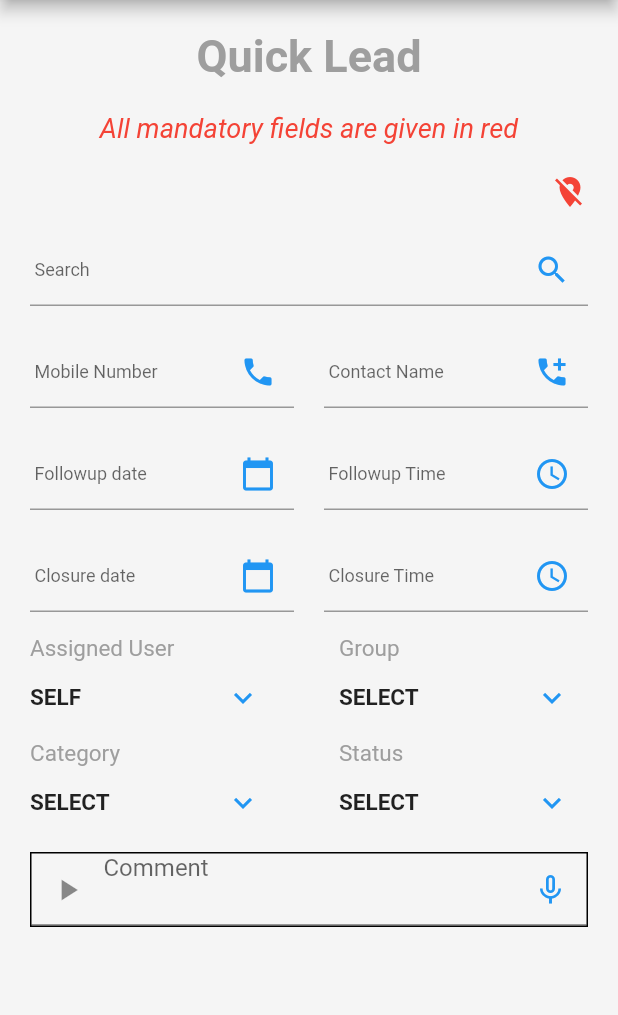
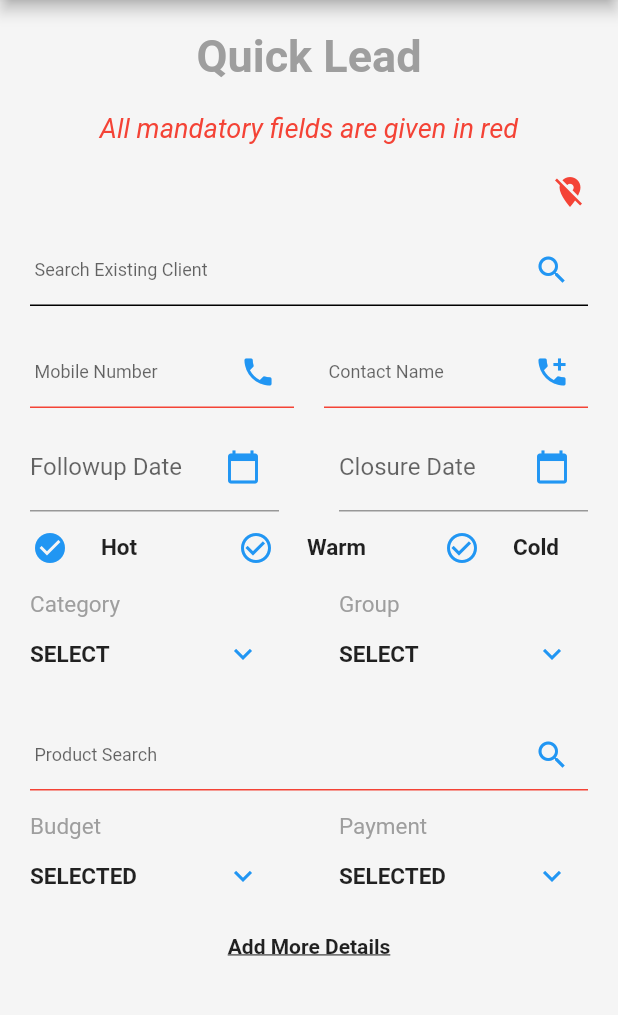
Before and after one commit to ani10sk/Kings-Lab-Project, a Flutter app: the QuickLead screen opened by its route, on a phone screen of 412 x 824 dp, the part 84-1099 px from its top. Run offline on Flutter 3.47's test engine with Material 2 defaults, Android fonts, the phone set to English and light mode, and no system bars; our stand-ins replace audioplayers, permission_handler, shared_preferences; missing offline and left inert: audio_recorder, call_log; accounts and stored records are empty.

Commit message:
Sixth Commit

```diff
--- a/lib/screens/detaillead.dart
+++ b/lib/screens/detaillead.dart
@@ -222,6 +222,7 @@ class AddNew extends StatelessWidget{
             icon:Icon(typeOfUser==value?Icons.check_circle:Icons.check_circle_outline,color:Colors.blue),
             onPressed:funct
           ),
+          icon==null?SizedBox():
           Icon(icon,color:color),
           Container(
             margin:EdgeInsets.fromLTRB(10,0,0,0),
--- a/lib/screens/quicklead.dart
+++ b/lib/screens/quicklead.dart
@@ -3,6 +3,7 @@ import 'package:permission_handler/permission_handler.dart';
 import 'package:audio_recorder/audio_recorder.dart';
 import 'package:audioplayers/audioplayers.dart';
 import '../widgets/ddown.dart';
+import '../widgets/date.dart';
 
 class QuickLead extends StatefulWidget{
   static const rout='quicklead';
@@ -11,30 +12,40 @@ class QuickLead extends StatefulWidget{
 }
 
 class _QuickLeadState extends State<QuickLead> {
+  //Variables
   String assignedUser='SELF';
   String category='SELECT';
   String group='SELECT';
   String status='SELECT';
+  String budget='SELECTED';
+  String payment='SELECTED';
+  String branch='SELECTED';
+  String region='SELECTED';
+  int expbranch=0;
+  int expregion=0;
+  int expquicklead=0;
+  int exppayment=0;
+  int expbudget=0;
   int expAssignedUser=0;
   int expCategory=0;
   int expGroup=0;
   int expStatus=0;
+  int typeofuser=0;
+  void changeusercir(val){
+    setState(() {
+      typeofuser=val;
+    });
+  }
   @override
   void initState(){
     getper();
     super.initState();
   }
-
+  //Functions
   void changeuser(String user){
     setState(() {
       assignedUser=user;
       expAssignedUser=0;
-    });
-  }
-
-  void expuser(){
-    setState(() {
-      expAssignedUser==0?expAssignedUser=1:expAssignedUser=0;
     });
   }
 
@@ -48,6 +59,12 @@ class _QuickLeadState extends State<QuickLead> {
   void expagroup(){
     setState(() {
       expGroup==0?expGroup=1:expGroup=0;
+    });
+  }
+
+  void expuser(){
+    setState(() {
+      expAssignedUser==0?expAssignedUser=1:expAssignedUser=0;
     });
   }
 
@@ -76,6 +93,59 @@ class _QuickLeadState extends State<QuickLead> {
       expStatus=0;
     });
   }
+
+  void changeBudg(String stat){
+    setState(() {
+      budget=stat;
+      expbudget=0;
+    });
+  }
+
+  void expbudg(){
+    setState(() {
+      expbudget==0?expbudget=1:expbudget=0;
+    });
+  }
+
+  void changePayment(String stat){
+    setState(() {
+      payment=stat;
+      exppayment=0;
+    });
+  }
+
+  void exppay(){
+    setState(() {
+      exppayment==0?exppayment=1:exppayment=0;
+    });
+  }
+
+  void changebranch(String stat){
+    setState(() {
+      branch=stat;
+      expbranch=0;
+    });
+  }
+
+  void expbr(){
+    setState(() {
+      expbranch==0?expbranch=1:expbranch=0;
+    });
+  }
+
+  void changereg(String stat){
+    setState(() {
+      region=stat;
+      expregion=0;
+    });
+  }
+
+  void expr(){
+    setState(() {
+      expregion==0?expregion=1:expregion=0;
+    });
+  }
+
 
   var isrecording=false;
 
@@ -131,41 +201,69 @@ class _QuickLeadState extends State<QuickLead> {
               width:wd,margin:EdgeInsets.all(20),
               alignment:Alignment.centerRight,
               child:Icon(Icons.location_off,color:Colors.red,),)),
-            Box(20,20,20,10,'','Search',Colors.red,Icons.search),
+            Box(20,20,20,10,'','Search Existing Client',Colors.red,Icons.search,Colors.black),
             Table(
               children:[
                 TableRow(
                   children:[
-                    Box(20,10,10,10,'Phone Number','Mobile Number',Colors.red,Icons.phone),
-                    Box(10,10,20,10,'Contact Name','Contact Name',Colors.black,Icons.add_call)
+                    Box(20,10,10,10,'Phone Number','Mobile Number',Colors.red,Icons.phone,Colors.red),
+                    Box(10,10,20,10,'Contact Name','Contact Name',Colors.black,Icons.add_call,Colors.red),
                   ]
                 ),
                 TableRow(
                   children:[
-                    Box(20,10,10,10,'13-7-2020','Followup date',Colors.red,Icons.calendar_today),
-                    Box(10,10,20,10,'09:00 AM','Followup Time',Colors.red,Icons.access_time)
+                    DatePick('Followup Date'),
+                    DatePick('Closure Date'),
                   ]
                 ),
+              ],
+            ),
+            Table(
+              children:[
                 TableRow(
                   children:[
-                    Box(20,10,10,10,'13-7-2020','Closure date',Colors.red,Icons.calendar_today),
-                    Box(10,10,20,10,'09:00 AM','Closure Time',Colors.red,Icons.access_time)
+                    AddNewData(0,'Hot',null,Colors.orange,changeusercir,(wd-40)/2,typeofuser),
+                    AddNewData(1,'Warm',null,Colors.black,changeusercir,(wd-40)/2,typeofuser),
+                    AddNewData(2,'Cold',null,Colors.black,changeusercir,(wd-40)/2,typeofuser),
                   ]
                 ),
-                TableRow(
+              ]
+            ),
+            Table(
+              children:[
+               TableRow(
                   children:[
-                    Selected('Assigned User', wd,['Sample 1','Sample 2'],assignedUser,expAssignedUser,changeuser,expuser),
+                    Selected('Category', wd,['Sample 1','Sample 2'],category,expCategory,changeCat,expCat),
                     Selected('Group', wd,['Sample 1','Sample 2'],group,expGroup,changegroup,expagroup),
                   ]
                 ),
-                TableRow(
-                  children:[
-                    Selected('Category', wd,['Sample 1','Sample 2'],category,expCategory,changeCat,expCat),
-                    Selected('Status', wd,['Sample 1','Sample 2'],status,expStatus,changeStat,expStatu),
-                  ]
-                )
               ]
             ),
+            Box(20,20,20,10,'','Product Search',Colors.red,Icons.search,Colors.red),
+            Table(
+              children:[
+               TableRow(
+                  children:[
+                    Selected('Budget', wd,['Sample 1','Sample 2'],budget,expbudget,changeBudg,expbudg),
+                    Selected('Payment', wd,['Sample 1','Sample 2'],payment,exppayment,changePayment,exppay),
+                  ]
+                ),
+              ]
+            ),
+            expquicklead==0?
+            FlatButton(
+              onPressed:(){
+                setState(() {
+                  expquicklead=1;
+                });
+              },
+              child:Text(
+                'Add More Details',style:TextStyle(
+                  fontWeight:FontWeight.bold,decoration:TextDecoration.underline
+                )
+              )
+            ):SizedBox(),
+            expquicklead==1?
             Container(
               width:wd-40,
               margin:EdgeInsets.fromLTRB(20,10,20,10),
@@ -199,7 +297,37 @@ class _QuickLeadState extends State<QuickLead> {
                 ),
                 textInputAction:TextInputAction.done,
               )
-            )
+            ):SizedBox(),
+            expquicklead==0?SizedBox():
+            Table(
+              children:[
+                TableRow(
+                  children:[
+                    Selected('Assigned User', wd,['Sample 1','Sample 2'],assignedUser,expAssignedUser,changeuser,expuser),
+                    Box(20,10,10,10,'Enter email id','Email id',Colors.red,Icons.mail,Colors.black),
+                  ]
+                ),
+                TableRow(
+                  children:[
+                    Selected('Branch', wd,['Sample 1','Sample 2'],branch,expbranch,changebranch,expbr),
+                    Selected('Region', wd,['Sample 1','Sample 2'],region,expregion,changereg,expr),
+                  ]
+                ),
+              ],
+            ),
+            expquicklead==1?
+            FlatButton(
+              onPressed:(){
+                setState(() {
+                  expquicklead=0;
+                });
+              },
+              child:Text(
+                'Show Less',style:TextStyle(
+                  fontWeight:FontWeight.bold,decoration:TextDecoration.underline
+                )
+              )
+            ):SizedBox(),
           ]
         )
       ),
@@ -216,6 +344,7 @@ class Box extends StatelessWidget {
   final Color bcolor;
   final String label;
   final IconData d;
+  final Color underline;
 
   Box(
     this.l,
@@ -225,7 +354,8 @@ class Box extends StatelessWidget {
     this.hint,
     this.label,
     this.bcolor,
-    this.d
+    this.d,
+    this.underline
   );
 
   @override
@@ -237,6 +367,9 @@ class Box extends StatelessWidget {
       child:TextField(
         style:TextStyle(fontSize:20),
         decoration:InputDecoration(
+          enabledBorder: UnderlineInputBorder(
+            borderSide: BorderSide(color:underline),
+          ),
           labelText:label,
           hintText:hint,
           labelStyle:TextStyle(fontSize:12),
@@ -249,7 +382,7 @@ class Box extends StatelessWidget {
   }
 }
 
-class Cont extends StatelessWidget {
+class Cont extends StatelessWidget{
 
   final double wd;
   final String cont;
@@ -281,3 +414,49 @@ class Cont extends StatelessWidget {
     );
   }
 }
+
+class AddNewData extends StatelessWidget{
+  final int value;
+  final String cont;
+  final IconData icon;
+  final Color color;
+  final Function funct;
+  final double wd;
+  final int typeOfUser;
+  AddNewData(
+    this.value,
+    this.cont,
+    this.icon,
+    this.color,
+    this.funct,
+    this.wd,
+    this.typeOfUser
+  );
+  @override
+  Widget build(BuildContext context){
+    return SizedBox(
+      width:wd,
+      child:Container(
+        margin:EdgeInsets.fromLTRB(wd/20,0,wd/20,0),
+        child: Row(
+          children:[
+            IconButton(
+              icon:Icon(typeOfUser==value?Icons.check_circle:Icons.check_circle_outline,color:Colors.blue),
+              onPressed:()=>funct(value)
+            ),
+            icon==null?SizedBox():
+            Icon(icon,color:color),
+            Container(
+              margin:EdgeInsets.fromLTRB(10,0,0,0),
+              child:Text(
+                cont,style:TextStyle(
+                  fontSize:15,fontWeight:FontWeight.bold
+                )
+              )
+            ),
+          ]
+        ),
+      ),
+    );
+  }
+}
--- /dev/null
+++ b/lib/widgets/date.dart
@@ -0,0 +1,50 @@
+import 'package:flutter/material.dart';
+import 'package:intl/intl.dart';
+
+class DatePick extends StatefulWidget{
+  final String label;
+  DatePick(
+    this.label
+  );
+  @override
+  _DatePickState createState() => _DatePickState();
+}
+
+class _DatePickState extends State<DatePick> {
+  TextEditingController date=TextEditingController();
+  DateTime _selectedDate;
+  void _presentDatePicker() {
+    showDatePicker(
+      context: context,
+      initialDate: DateTime.now(),
+      firstDate: DateTime(2019),
+      lastDate: DateTime.now(),
+    ).then((pickedDate) {
+      if (pickedDate == null) {
+        return;
+      }
+      setState(() {
+        _selectedDate = pickedDate;
+        date.text=DateFormat.yMd().format(_selectedDate);
+      });
+    });
+    print('...');
+  }
+  @override
+  Widget build(BuildContext context){
+    return Container(
+      margin:EdgeInsets.fromLTRB(20,0,20,0),
+      child:TextField(
+        decoration:InputDecoration(
+          hintText:widget.label,
+          labelText:widget.label,
+          suffixIcon:IconButton(
+            icon:Icon(Icons.calendar_today,color:Colors.blue),
+            onPressed:_presentDatePicker,
+          )
+        ),
+        controller:date,
+      )
+    );
+  }
+}
--- a/lib/widgets/ddown.dart
+++ b/lib/widgets/ddown.dart
@@ -24,7 +24,7 @@ class Selected extends StatelessWidget{
       margin:EdgeInsets.fromLTRB(20,5,20,15),
       duration:Duration(seconds:1),
       child:SizedBox(
-        height:isexpanded==0?70:160,
+        height:isexpanded==0?78:160,
         child:ListView(
           physics:NeverScrollableScrollPhysics(),
           children:[
```
